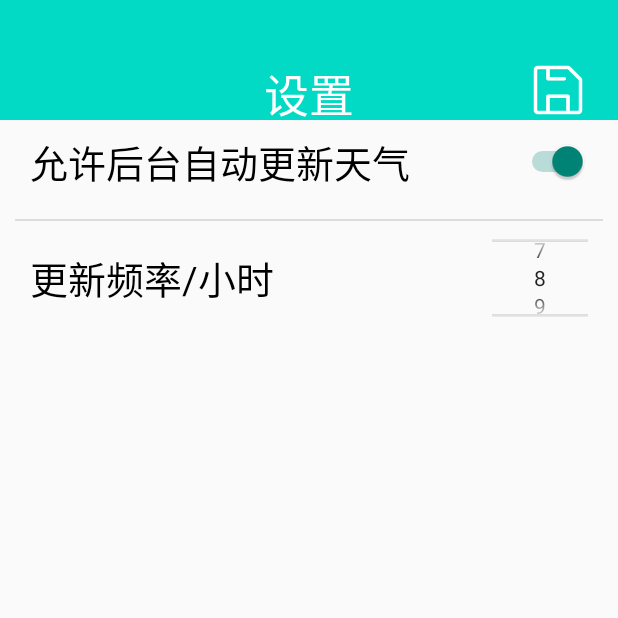
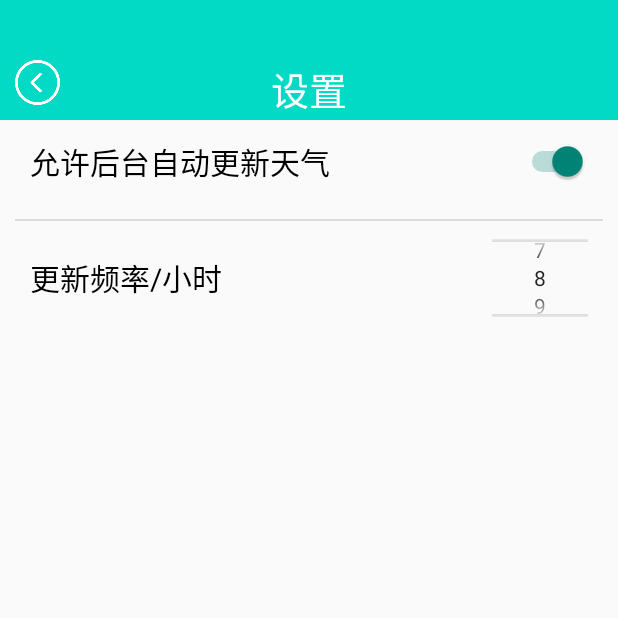
Before and after one commit to xu121test/coolweather, an Android app: the SettingActivity screen opened directly, with no data from a screen before it, on a phone screen of 412 x 824 dp, the top half of it. Run offline under Robolectric (Android 15) with nearby library versions, the phone set to English and light mode, and no system bars.

Commit message:
添加设置功能

```diff
--- a/app/src/main/java/com/example/coolweather/SettingActivity.java
+++ b/app/src/main/java/com/example/coolweather/SettingActivity.java
@@ -12,6 +12,7 @@ import android.view.View;
 import android.widget.Button;
 import android.widget.CompoundButton;
 import android.widget.NumberPicker;
+import android.widget.RelativeLayout;
 import android.widget.Switch;
 
 import com.example.coolweather.util.SettingInfo;
@@ -23,6 +24,7 @@ public class SettingActivity extends AppCompatActivity {
     private int def;
     private boolean flag;
     private SharedPreferences prefs;
+    private RelativeLayout relative_hz;
 
     @Override
     protected void onCreate(Bundle savedInstanceState) {
@@ -36,43 +38,59 @@ public class SettingActivity extends AppCompatActivity {
         }
 
         setContentView(R.layout.activity_setting);
-        save_bt = (Button) findViewById(R.id.ok_bt);
-        switch_bt = (Switch) findViewById(R.id.switch_bt);
-
-        numberPicker = (NumberPicker) findViewById(R.id.num_picker);
+        save_bt =  findViewById(R.id.ok_bt);
+        switch_bt = findViewById(R.id.switch_bt);
+        relative_hz = findViewById(R.id.relative_hz);
+        numberPicker = findViewById(R.id.num_picker);
         numberPicker.setMinValue(1);
         numberPicker.setMaxValue(24);
         prefs = getSharedPreferences("SettingInfo", Context.MODE_PRIVATE);
         def = prefs.getInt("update", 8);
         flag = prefs.getBoolean("isAllowUpdate", true);
-
+        if (flag == true) {
+            relative_hz.setVisibility(View.VISIBLE);
+        } else {
+            relative_hz.setVisibility(View.GONE);
+        }
         switch_bt.setChecked(flag);
         numberPicker.setValue(def);
-        if (save_bt != null) {
         numberPicker.setOnValueChangedListener((picker, oldv, newv) -> {
             def = newv;
+            SharedPreferences.Editor editor = prefs.edit();
+            editor.putInt("update", def);
+            editor.apply();
+
+            SettingInfo settingInfo = new SettingInfo(def);
+            Intent intent = new Intent();
+            intent.putExtra("settingInfo", settingInfo);
+            setResult(RESULT_OK, intent);
         });
+
         switch_bt.setOnCheckedChangeListener(new CompoundButton.OnCheckedChangeListener() {
             @Override
             public void onCheckedChanged(CompoundButton compoundButton, boolean b) {
                 flag = b;
+                if (flag == true) {
+                    relative_hz.setVisibility(View.VISIBLE);
+                } else {
+                    relative_hz.setVisibility(View.GONE);
+                }
+                SharedPreferences.Editor editor = prefs.edit();
+                editor.putBoolean("isAllowUpdate", flag);
+                editor.apply();
+
+                SettingInfo settingInfo = new SettingInfo(flag);
+                Intent intent = new Intent();
+                intent.putExtra("settingInfo", settingInfo);
+                setResult(RESULT_OK, intent);
             }
         });
+
         save_bt.setOnClickListener(new View.OnClickListener() {
             @Override
             public void onClick(View view) {
-                    SharedPreferences.Editor editor = prefs.edit();
-                    editor.putInt("update", def);
-                    editor.putBoolean("isAllowUpdate", flag);
-                    editor.apply();
-
-                    SettingInfo settingInfo = new SettingInfo(flag, def);
-                    Intent intent = new Intent();
-                    intent.putExtra("settingInfo", settingInfo);
-                    setResult(RESULT_OK, intent);
                 finish();
             }
         });
     }
 }
-}
--- a/app/src/main/java/com/example/coolweather/WeatherActivity.java
+++ b/app/src/main/java/com/example/coolweather/WeatherActivity.java
@@ -3,6 +3,7 @@ package com.example.coolweather;
 import androidx.appcompat.app.AppCompatActivity;
 import androidx.core.view.GravityCompat;
 import androidx.drawerlayout.widget.DrawerLayout;
+import androidx.fragment.app.FragmentActivity;
 import androidx.swiperefreshlayout.widget.SwipeRefreshLayout;
 
 import android.content.Intent;
@@ -35,7 +36,7 @@ import okhttp3.Call;
 import okhttp3.Callback;
 import okhttp3.Response;
 
-public class WeatherActivity extends AppCompatActivity {
+public class WeatherActivity extends AppCompatActivity{
     public DrawerLayout drawerLayout;
     private Button navButton;
     private Button settingButton;
--- a/app/src/main/res/layout/activity_setting.xml
+++ b/app/src/main/res/layout/activity_setting.xml
@@ -9,6 +9,15 @@
         android:layout_height="80dp"
         android:background="@color/teal_200">
 
+        <Button
+            android:id="@+id/ok_bt"
+            android:layout_width="30dp"
+            android:layout_height="30dp"
+            android:layout_alignParentStart="true"
+            android:layout_marginTop="40dp"
+            android:layout_marginLeft="10dp"
+            android:background="@drawable/ic_back"/>
+
         <TextView
             android:id="@+id/setting_text"
             android:layout_width="wrap_content"
@@ -17,17 +26,8 @@
             android:layout_marginTop="40dp"
             android:text="设置"
             android:textColor="#fff"
-            android:textSize="30sp" />
+            android:textSize="25sp" />
 
-        <Button
-            android:id="@+id/ok_bt"
-            android:layout_width="40dp"
-            android:layout_height="40dp"
-            android:layout_alignParentEnd="true"
-            android:layout_marginTop="40dp"
-            android:layout_marginRight="20dp"
-            android:background="@drawable/save"
-            android:foreground="?android:attr/selectableItemBackground" />
     </RelativeLayout>
 
 <!--    <ImageView-->
@@ -49,7 +49,7 @@
             android:layout_marginLeft="20dp"
             android:text="允许后台自动更新天气"
             android:textColor="#000"
-            android:textSize="25sp" />
+            android:textSize="20sp" />
 
         <Switch
             android:id="@+id/switch_bt"
@@ -71,6 +71,7 @@
         android:background="#DCDCDC" />
 
     <RelativeLayout
+        android:id="@+id/relative_hz"
         android:layout_width="match_parent"
         android:layout_height="?attr/actionBarSize">
 
@@ -82,7 +83,7 @@
             android:layout_marginLeft="20dp"
             android:text="更新频率/小时"
             android:textColor="#000"
-            android:textSize="25sp" />
+            android:textSize="20sp" />
 
         <NumberPicker
             android:id="@+id/num_picker"
```
Also changed, not shown: app/src/main/java/com/example/coolweather/service/AutoUpdateService.java (+8 -8 lines), app/src/main/java/com/example/coolweather/util/SettingInfo.java (+10 -2 lines). Lines whose indentation alone changed are shown as unchanged.
